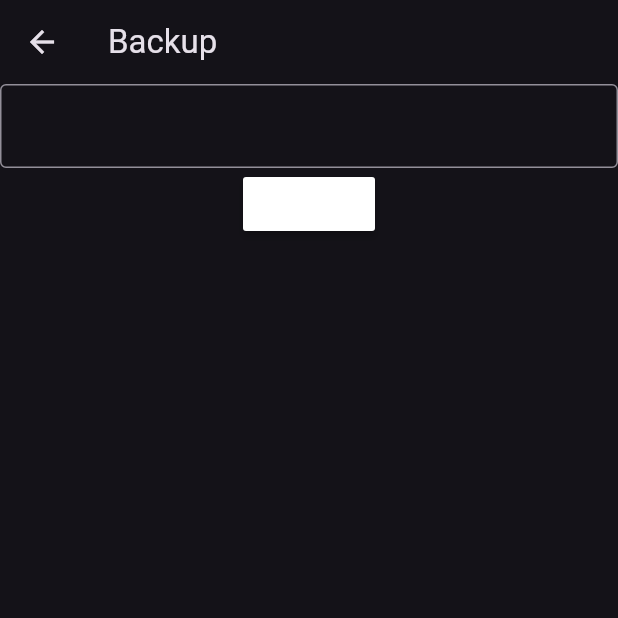
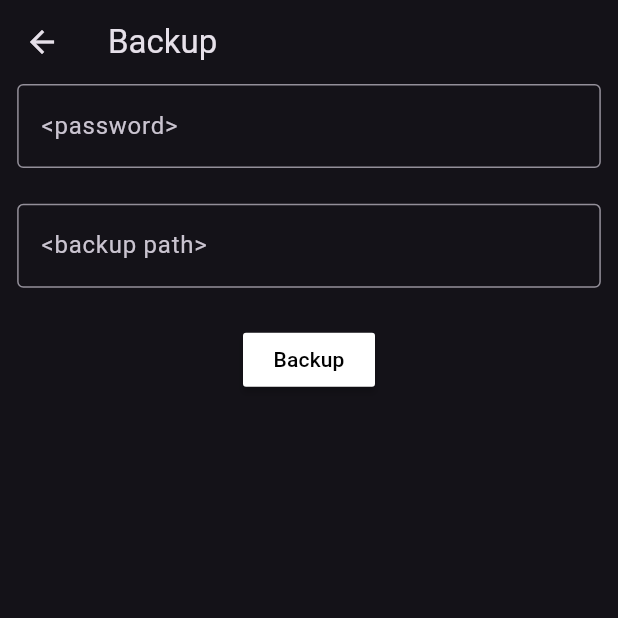
Before and after one commit to 4rjxn/self-auth, a Flutter app: the BackupPage screen opened by its route, on a phone screen of 412 x 824 dp, the top half of it. Run offline on Flutter 3.47's test engine with Material 3 defaults, Android fonts, the phone set to English and light mode, and no system bars; our stand-ins replace auto_route, bloc, dartz, file_picker, flutter_bloc, flutter_screenutil and 6 more; missing offline and left inert: encrypt, hashlib, mobile_scanner, totp_dart; accounts and stored records are empty; statements that could not run were skipped.

Commit message:
backup storage location picker implemented.

```diff
--- a/lib/Domain/Repository/BackupManagerRepo/backup_manager_repo.dart
+++ b/lib/Domain/Repository/BackupManagerRepo/backup_manager_repo.dart
@@ -1,3 +1,6 @@
 abstract class BackupManagerRepo {
-  Future<void> backup({required String backupPassword}) async {}
+  Future<void> backup({
+    required String backupPassword,
+    required String backUpPath,
+  }) async {}
 }
--- a/lib/Presentation/Pages/SettingsPage/Bloc/settings_page_bloc.dart
+++ b/lib/Presentation/Pages/SettingsPage/Bloc/settings_page_bloc.dart
@@ -13,6 +13,9 @@ class SettingsPageBloc extends Bloc<SettingsPageEvent, SettingsPageState> {
     BackupEvent event,
     Emitter<SettingsPageState> emit,
   ) async {
-    await getIt<BackupUsecase>().call(backupPassword: event.backupPassword);
+    await getIt<BackupUsecase>().call(
+      backupPassword: event.backupPassword,
+      backUpPath: event.backupPath,
+    );
   }
 }
--- a/lib/Presentation/Pages/SettingsPage/Bloc/settings_page_event.dart
+++ b/lib/Presentation/Pages/SettingsPage/Bloc/settings_page_event.dart
@@ -6,6 +6,7 @@ sealed class SettingsPageEvent {
 
 class BackupEvent extends SettingsPageEvent {
   final String backupPassword;
+  final String backupPath;
 
-  BackupEvent({required this.backupPassword});
+  BackupEvent({required this.backupPassword, required this.backupPath});
 }
--- a/lib/Presentation/Pages/SettingsPage/SubPages/backup_page.dart
+++ b/lib/Presentation/Pages/SettingsPage/SubPages/backup_page.dart
@@ -1,12 +1,16 @@
 import 'package:auto_route/auto_route.dart';
+import 'package:file_picker/file_picker.dart';
 import 'package:flutter/material.dart';
 import 'package:flutter_bloc/flutter_bloc.dart';
+import 'package:flutter_screenutil/flutter_screenutil.dart';
+import 'package:permission_handler/permission_handler.dart';
 import 'package:qauth/Presentation/Pages/SettingsPage/Bloc/settings_page_bloc.dart';
 
 @RoutePage()
 class BackupPage extends StatelessWidget {
   BackupPage({super.key});
   final TextEditingController _passwordController = TextEditingController();
+  final TextEditingController _pathFieldController = TextEditingController();
   @override
   Widget build(BuildContext context) {
     return Scaffold(
@@ -14,20 +18,49 @@ class BackupPage extends StatelessWidget {
       body: SafeArea(
         child: Column(
           children: [
-            TextField(
-              decoration: InputDecoration(border: OutlineInputBorder()),
-              controller: _passwordController,
+            Padding(
+              padding: EdgeInsets.symmetric(horizontal: 10.w),
+              child: TextField(
+                decoration: InputDecoration(
+                  hintText: "<password>",
+                  border: OutlineInputBorder(),
+                ),
+                controller: _passwordController,
+              ),
             ),
+            Padding(
+              padding: EdgeInsets.only(left: 10.w, right: 10.w, top: 20.h),
+              child: TextField(
+                controller: _pathFieldController,
+                onTap: () async {
+                  await Permission.storage.request();
+                  final userPickedPath = await FilePickerIO()
+                      .getDirectoryPath();
+                  if (userPickedPath != null) {
+                    _pathFieldController.text = userPickedPath;
+                  }
+                },
+                readOnly: true,
+                decoration: InputDecoration(
+                  hintText: "<backup path>",
+                  border: OutlineInputBorder(),
+                ),
+              ),
+            ),
+            SizedBox(height: 20.h),
             MaterialButton(
               onPressed: () {
                 context.read<SettingsPageBloc>().add(
-                  BackupEvent(backupPassword: _passwordController.text),
+                  BackupEvent(
+                    backupPassword: _passwordController.text,
+                    backupPath: _pathFieldController.text,
+                  ),
                 );
                 _passwordController.clear();
                 Navigator.of(context).pop();
               },
               color: Colors.white,
-              child: Text("Backup"),
+              child: Text("Backup", style: TextStyle(color: Colors.black)),
             ),
           ],
         ),
--- a/pubspec.yaml
+++ b/pubspec.yaml
@@ -54,6 +54,8 @@ dependencies:
   encrypt: ^5.0.3
   path_provider: ^2.1.5
   hashlib: ^2.3.0
+  file_picker: ^10.3.8
+  permission_handler: ^12.0.1
 
 dev_dependencies:
   flutter_test:
```
Also changed, not shown: lib/Data/Repository/BackupManagerRepoImpl/backup_manager_repo_impl.dart (+11 -9 lines), lib/Domain/BackupUsecases/backup_usecase.dart (+8 -2 lines), pubspec.lock, 7 other files.
